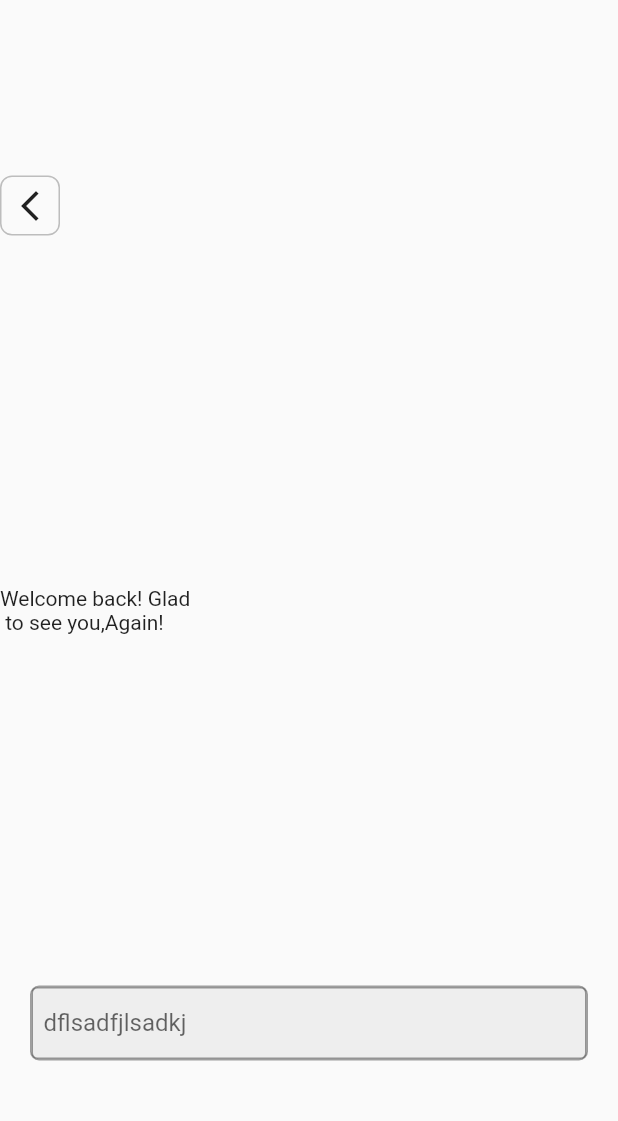
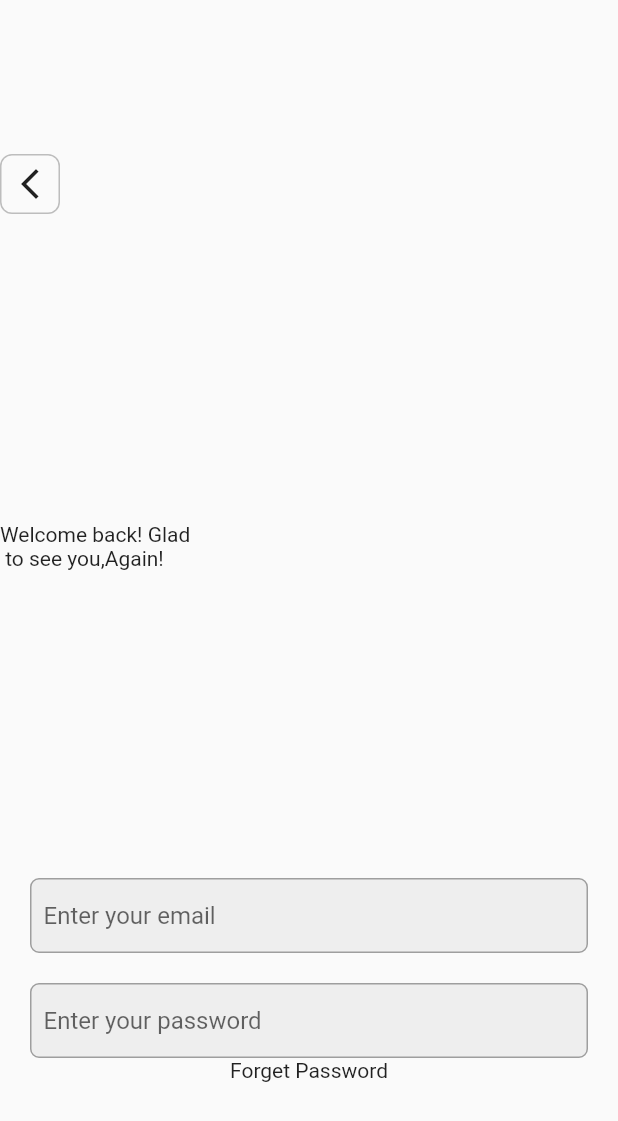
Before and after one commit to najmulmyself/Bio-Maker, a Flutter app: the screen it shows after launch, after a tap on "Login", on a phone screen of 412 x 824 dp. Shown: the top 1121 px of the screen. Run offline on Flutter 3.47's test engine with Material 2 defaults, Android fonts, the phone set to English and light mode, and no system bars.

Commit message:
added text field

```diff
--- a/lib/pages/login_page.dart
+++ b/lib/pages/login_page.dart
@@ -1,3 +1,5 @@
+// ignore_for_file: prefer_const_constructors
+
 import 'package:flutter/material.dart';
 
 class LoginScreen extends StatefulWidget {
@@ -34,29 +36,8 @@ class _LoginScreenState extends State<LoginScreen> {
             ),
           ),
           Text('Welcome back! Glad \n to see you,Again!'),
-          // Container(
-          //   margin: EdgeInsets.symmetric(horizontal: 20),
-          //   height: 50,
-          //   decoration: BoxDecoration(
-          //     border: Border.all(color: Colors.grey.shade400),
-          //     borderRadius: BorderRadius.all(
-          //       Radius.circular(8),
-          //     ),
-          //     color: Colors.white10,
-          //   ),
-          //   child: Padding(
-          //     padding: const EdgeInsets.symmetric(horizontal: 18.0),
-          //     child: TextField(
-          //       decoration: InputDecoration(
-          //         // focusedBorder: OutlineInputBorder(
-          //         //   borderSide: const BorderSide(color: Colors.red, width: 0),
-          //         //   borderRadius: BorderRadius.circular(25.0),
-          //         // ),
-          //         border: InputBorder.none,
-          //       ),
-          //     ),
-          //   ),
-          // )
+          Column(
+            children: [
               Container(
                 decoration: BoxDecoration(
                   border: Border.all(color: Colors.grey),
@@ -71,18 +52,39 @@ class _LoginScreenState extends State<LoginScreen> {
                   cursorColor: Colors.grey.shade400,
                   cursorHeight: 5,
                   decoration: InputDecoration(
-                labelText: 'dflsadfjlsadkj',
+                    // labelText: 'dflsadfjlsadkj',
                     contentPadding: EdgeInsets.symmetric(horizontal: 8),
                     hintText: 'Enter your email',
-                border: OutlineInputBorder(),
-
-                // focusedBorder: OutlineInputBorder(
-                //   borderRadius: BorderRadius.all(
-                //     Radius.circular(8),
-                //   ),
-                // ),
+                    border: InputBorder.none,
                   ),
                 ),
+              ),
+              SizedBox(
+                height: 20,
+              ),
+              Container(
+                decoration: BoxDecoration(
+                  border: Border.all(color: Colors.grey),
+                  color: Colors.grey.shade200,
+                  borderRadius: BorderRadius.all(
+                    Radius.circular(6),
+                  ),
+                ),
+                margin: EdgeInsets.symmetric(horizontal: 20),
+                child: TextFormField(
+                  showCursor: true,
+                  cursorColor: Colors.grey.shade400,
+                  cursorHeight: 5,
+                  decoration: InputDecoration(
+                    // labelText: 'dflsadfjlsadkj',
+                    contentPadding: EdgeInsets.symmetric(horizontal: 8),
+                    hintText: 'Enter your password',
+                    border: InputBorder.none,
+                  ),
+                ),
+              ),
+              Text('Forget Password'),
+            ],
           )
         ],
       ),
```
Lines whose indentation alone changed are shown as unchanged.
